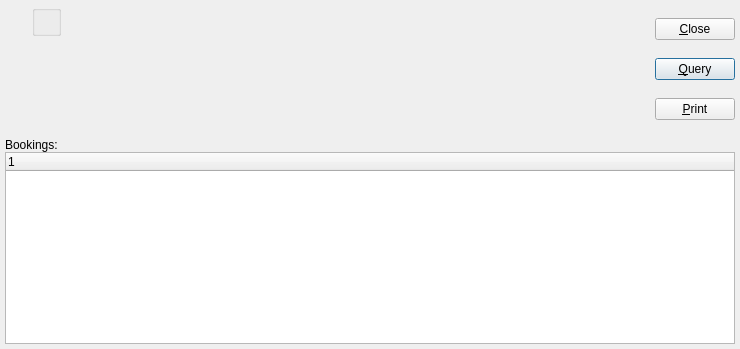
Above: xtuple/trunk/guiclient/dspBookingsByItem.ui from WooodHead/xtuple before the change. Below: the same form after it.
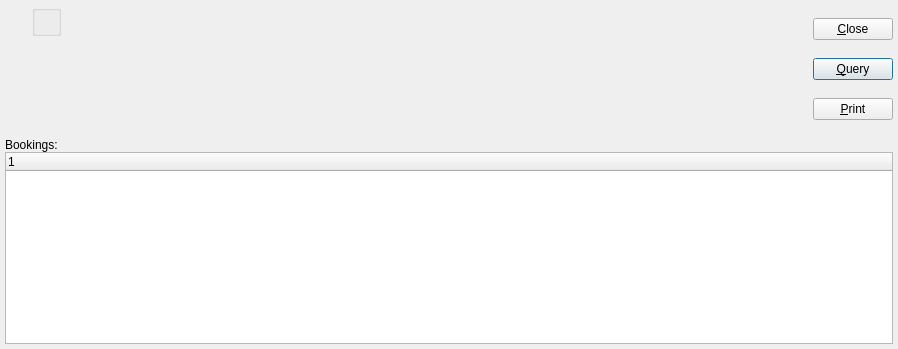
That is the form after the change. Custom widgets are drawn as their Qt base class.

Diff of the .ui file:
```diff
--- a/xtuple/trunk/guiclient/dspBookingsByItem.ui
+++ b/xtuple/trunk/guiclient/dspBookingsByItem.ui
@@ -8,7 +8,7 @@
    <rect>
     <x>0</x>
     <y>0</y>
-    <width>740</width>
+    <width>898</width>
     <height>349</height>
    </rect>
   </property>
@@ -25,17 +25,11 @@
     </property>
     <item>
      <layout class="QHBoxLayout" >
-      <property name="margin" >
-       <number>0</number>
-      </property>
       <property name="spacing" >
        <number>7</number>
       </property>
       <item>
        <layout class="QVBoxLayout" >
-        <property name="margin" >
-         <number>0</number>
-        </property>
         <property name="spacing" >
          <number>0</number>
         </property>
@@ -59,9 +53,6 @@
       </item>
       <item>
        <layout class="QVBoxLayout" >
-        <property name="margin" >
-         <number>0</number>
-        </property>
         <property name="spacing" >
          <number>0</number>
         </property>
@@ -89,9 +80,6 @@
       </item>
       <item>
        <layout class="QVBoxLayout" >
-        <property name="margin" >
-         <number>0</number>
-        </property>
         <property name="spacing" >
          <number>0</number>
         </property>
@@ -115,9 +103,6 @@
       </item>
       <item>
        <layout class="QHBoxLayout" >
-        <property name="margin" >
-         <number>0</number>
-        </property>
         <property name="spacing" >
          <number>0</number>
         </property>
@@ -139,9 +124,6 @@
         </item>
         <item>
          <layout class="QVBoxLayout" >
-          <property name="margin" >
-           <number>0</number>
-          </property>
           <property name="spacing" >
            <number>5</number>
           </property>
@@ -180,9 +162,6 @@
     </item>
     <item>
      <layout class="QVBoxLayout" >
-      <property name="margin" >
-       <number>0</number>
-      </property>
       <property name="spacing" >
        <number>0</number>
       </property>
@@ -204,13 +183,6 @@
  <layoutdefault spacing="6" margin="11" />
  <pixmapfunction>qPixmapFromMimeSource</pixmapfunction>
  <customwidgets>
-  <customwidget>
-   <class>ItemCluster</class>
-   <extends>QWidget</extends>
-   <header>itemcluster.h</header>
-   <container>0</container>
-   <pixmap></pixmap>
-  </customwidget>
   <customwidget>
    <class>DateCluster</class>
    <extends>QWidget</extends>
@@ -219,18 +191,19 @@
    <pixmap></pixmap>
   </customwidget>
   <customwidget>
-   <class>XTreeWidget</class>
-   <extends>QTreeWidget</extends>
-   <header>xtreewidget.h</header>
-   <container>0</container>
-   <pixmap></pixmap>
+   <class>ItemCluster</class>
+   <extends>QWidget</extends>
+   <header>itemcluster.h</header>
   </customwidget>
   <customwidget>
    <class>WarehouseGroup</class>
    <extends>QGroupBox</extends>
    <header>warehousegroup.h</header>
-   <container>0</container>
-   <pixmap></pixmap>
+  </customwidget>
+  <customwidget>
+   <class>XTreeWidget</class>
+   <extends>QTreeWidget</extends>
+   <header>xtreewidget.h</header>
   </customwidget>
  </customwidgets>
  <tabstops>
```
Left out of the diff: 21 changed lines with no effect on the pictures.
